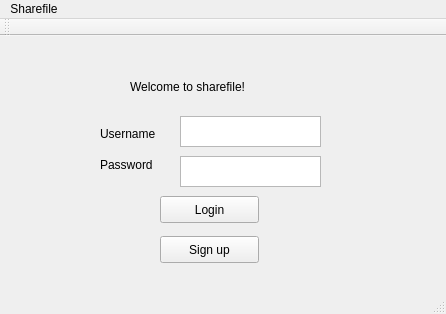
Before: the Qt Designer form sharefileclient/mainwindow.ui in taragu/sharefile, drawn with Qt 5.
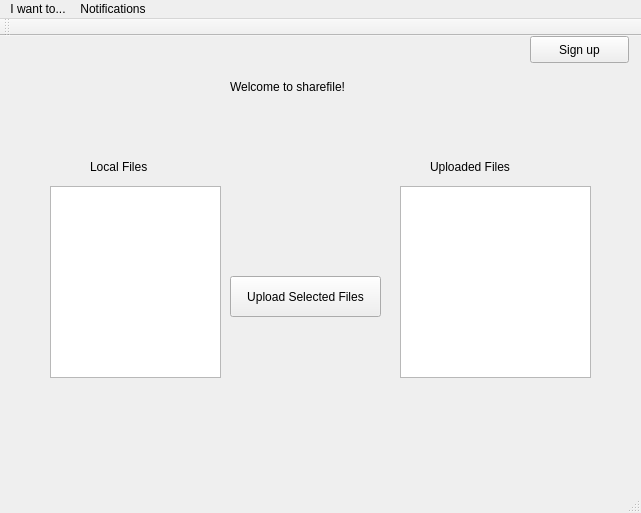
After: the same form once the commit is applied.

```diff
--- a/sharefileclient/mainwindow.ui
+++ b/sharefileclient/mainwindow.ui
@@ -6,8 +6,8 @@
    <rect>
     <x>0</x>
     <y>0</y>
-    <width>446</width>
-    <height>314</height>
+    <width>641</width>
+    <height>513</height>
    </rect>
   </property>
   <property name="windowTitle">
@@ -17,7 +17,7 @@
    <widget class="QLabel" name="label">
     <property name="geometry">
      <rect>
-      <x>130</x>
+      <x>230</x>
       <y>40</y>
       <width>181</width>
       <height>21</height>
@@ -30,67 +30,67 @@
    <widget class="QLabel" name="label_2">
     <property name="geometry">
      <rect>
-      <x>100</x>
-      <y>90</y>
-      <width>81</width>
-      <height>16</height>
+      <x>90</x>
+      <y>110</y>
+      <width>111</width>
+      <height>41</height>
      </rect>
     </property>
     <property name="text">
-     <string>Username</string>
+     <string>Local Files</string>
     </property>
    </widget>
    <widget class="QLabel" name="label_3">
     <property name="geometry">
      <rect>
-      <x>100</x>
+      <x>430</x>
       <y>120</y>
-      <width>67</width>
-      <height>17</height>
+      <width>131</width>
+      <height>21</height>
      </rect>
     </property>
     <property name="text">
-     <string>Password</string>
+     <string>Uploaded Files</string>
     </property>
    </widget>
-   <widget class="QTextBrowser" name="main_username_textfield">
+   <widget class="QListWidget" name="localfiles_list">
     <property name="geometry">
      <rect>
-      <x>180</x>
-      <y>80</y>
-      <width>141</width>
-      <height>31</height>
+      <x>50</x>
+      <y>150</y>
+      <width>171</width>
+      <height>192</height>
      </rect>
     </property>
    </widget>
-   <widget class="QTextBrowser" name="main_password_textfield">
+   <widget class="QListWidget" name="serverfiles_list">
     <property name="geometry">
      <rect>
-      <x>180</x>
-      <y>120</y>
-      <width>141</width>
-      <height>31</height>
+      <x>400</x>
+      <y>150</y>
+      <width>191</width>
+      <height>192</height>
      </rect>
     </property>
    </widget>
    <widget class="QPushButton" name="login_button">
     <property name="geometry">
      <rect>
-      <x>160</x>
-      <y>160</y>
-      <width>99</width>
-      <height>27</height>
+      <x>230</x>
+      <y>240</y>
+      <width>151</width>
+      <height>41</height>
      </rect>
     </property>
     <property name="text">
-     <string>Login</string>
+     <string>Upload Selected Files</string>
     </property>
    </widget>
    <widget class="QPushButton" name="signup_button">
     <property name="geometry">
      <rect>
-      <x>160</x>
-      <y>200</y>
+      <x>530</x>
+      <y>0</y>
       <width>99</width>
       <height>27</height>
      </rect>
@@ -105,16 +105,24 @@
     <rect>
      <x>0</x>
      <y>0</y>
-     <width>446</width>
+     <width>641</width>
      <height>25</height>
     </rect>
    </property>
    <widget class="QMenu" name="menuSharefile">
     <property name="title">
-     <string>Sharefile</string>
+     <string>I want to...</string>
+    </property>
+    <addaction name="separator"/>
+    <addaction name="separator"/>
+   </widget>
+   <widget class="QMenu" name="menuNotifications">
+    <property name="title">
+     <string>Notifications</string>
     </property>
    </widget>
    <addaction name="menuSharefile"/>
+   <addaction name="menuNotifications"/>
   </widget>
   <widget class="QToolBar" name="mainToolBar">
    <attribute name="toolBarArea">
```
Left out of the diff: 35 changed lines with no effect on the pictures.
